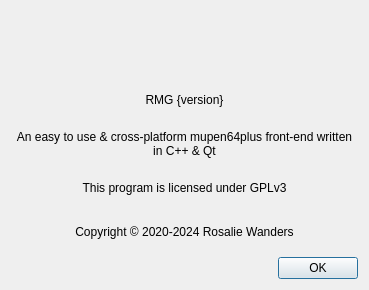
Qt form Source/RMG/UserInterface/Dialog/AboutDialog.ui (Rosalie241/RMG) before a commit.
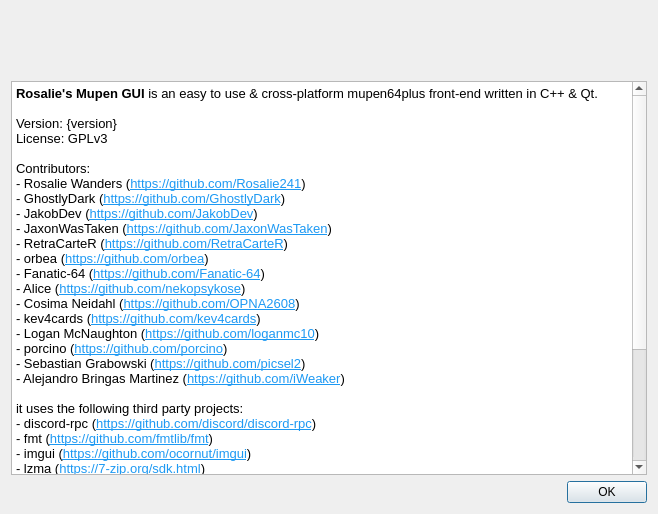
The same form after that commit. Icons and pictures are not drawn.

Commit message: RMG: improve AboutDialog

The edit to the form file:
```diff
--- a/Source/RMG/UserInterface/Dialog/AboutDialog.ui
+++ b/Source/RMG/UserInterface/Dialog/AboutDialog.ui
@@ -6,8 +6,8 @@
    <rect>
     <x>0</x>
     <y>0</y>
-    <width>369</width>
-    <height>290</height>
+    <width>658</width>
+    <height>514</height>
    </rect>
   </property>
   <property name="sizePolicy">
@@ -20,9 +20,6 @@
    <string>About RMG</string>
   </property>
   <layout class="QVBoxLayout" name="verticalLayout">
-   <property name="sizeConstraint">
-    <enum>QLayout::SetDefaultConstraint</enum>
-   </property>
    <item>
     <layout class="QHBoxLayout" name="horizontalLayout">
      <item>
@@ -56,51 +53,58 @@
     </layout>
    </item>
    <item>
-    <widget class="QLabel" name="versionLabel">
-     <property name="text">
-      <string notr="true">RMG {version}</string>
+    <widget class="QTextBrowser" name="textBrowser">
+     <property name="html">
+      <string>&lt;!DOCTYPE HTML PUBLIC &quot;-//W3C//DTD HTML 4.0//EN&quot; &quot;http://www.w3.org/TR/REC-html40/strict.dtd&quot;&gt;
+&lt;html&gt;&lt;head&gt;&lt;meta name=&quot;qrichtext&quot; content=&quot;1&quot; /&gt;&lt;meta charset=&quot;utf-8&quot; /&gt;&lt;style type=&quot;text/css&quot;&gt;
+p, li { white-space: pre-wrap; }
+hr { height: 1px; border-width: 0; }
+li.unchecked::marker { content: &quot;\2610&quot;; }
+li.checked::marker { content: &quot;\2612&quot;; }
+&lt;/style&gt;&lt;/head&gt;&lt;body style=&quot; font-family:'Noto Sans'; font-size:10pt; font-weight:400; font-style:normal;&quot;&gt;
+&lt;p style=&quot; margin-top:0px; margin-bottom:0px; margin-left:0px; margin-right:0px; -qt-block-indent:0; text-indent:0px;&quot;&gt;&lt;span style=&quot; font-weight:700;&quot;&gt;Rosalie's Mupen GUI &lt;/span&gt;is an easy to use &amp;amp; cross-platform mupen64plus front-end written in C++ &amp;amp; Qt.&lt;/p&gt;
+&lt;p style=&quot;-qt-paragraph-type:empty; margin-top:0px; margin-bottom:0px; margin-left:0px; margin-right:0px; -qt-block-indent:0; text-indent:0px;&quot;&gt;&lt;br /&gt;&lt;/p&gt;
+&lt;p style=&quot; margin-top:0px; margin-bottom:0px; margin-left:0px; margin-right:0px; -qt-block-indent:0; text-indent:0px;&quot;&gt;Version: {version}&lt;/p&gt;
+&lt;p style=&quot; margin-top:0px; margin-bottom:0px; margin-left:0px; margin-right:0px; -qt-block-indent:0; text-indent:0px;&quot;&gt;License: GPLv3&lt;/p&gt;
+&lt;p style=&quot;-qt-paragraph-type:empty; margin-top:0px; margin-bottom:0px; margin-left:0px; margin-right:0px; -qt-block-indent:0; text-indent:0px;&quot;&gt;&lt;br /&gt;&lt;/p&gt;
+&lt;p style=&quot; margin-top:0px; margin-bottom:0px; margin-left:0px; margin-right:0px; -qt-block-indent:0; text-indent:0px;&quot;&gt;Contributors:&lt;/p&gt;
+&lt;p style=&quot; margin-top:0px; margin-bottom:0px; margin-left:0px; margin-right:0px; -qt-block-indent:0; text-indent:0px;&quot;&gt;- Rosalie Wanders (&lt;a href=&quot;https://github.com/Rosalie241&quot;&gt;&lt;span style=&quot; text-decoration: underline; color:#1d99f3;&quot;&gt;https://github.com/Rosalie241&lt;/span&gt;&lt;/a&gt;)&lt;/p&gt;
+&lt;p style=&quot; margin-top:0px; margin-bottom:0px; margin-left:0px; margin-right:0px; -qt-block-indent:0; text-indent:0px;&quot;&gt;- GhostlyDark (&lt;a href=&quot;https://github.com/GhostlyDark&quot;&gt;&lt;span style=&quot; text-decoration: underline; color:#1d99f3;&quot;&gt;https://github.com/GhostlyDark&lt;/span&gt;&lt;/a&gt;)&lt;/p&gt;
+&lt;p style=&quot; margin-top:0px; margin-bottom:0px; margin-left:0px; margin-right:0px; -qt-block-indent:0; text-indent:0px;&quot;&gt;- JakobDev (&lt;a href=&quot;https://github.com/JakobDev&quot;&gt;&lt;span style=&quot; text-decoration: underline; color:#1d99f3;&quot;&gt;https://github.com/JakobDev&lt;/span&gt;&lt;/a&gt;)&lt;/p&gt;
+&lt;p style=&quot; margin-top:0px; margin-bottom:0px; margin-left:0px; margin-right:0px; -qt-block-indent:0; text-indent:0px;&quot;&gt;- JaxonWasTaken (&lt;a href=&quot;https://github.com/JaxonWasTaken&quot;&gt;&lt;span style=&quot; text-decoration: underline; color:#1d99f3;&quot;&gt;https://github.com/JaxonWasTaken&lt;/span&gt;&lt;/a&gt;)&lt;/p&gt;
+&lt;p style=&quot; margin-top:0px; margin-bottom:0px; margin-left:0px; margin-right:0px; -qt-block-indent:0; text-indent:0px;&quot;&gt;- RetraCarteR (&lt;a href=&quot;https://github.com/RetraCarteR&quot;&gt;&lt;span style=&quot; text-decoration: underline; color:#1d99f3;&quot;&gt;https://github.com/RetraCarteR&lt;/span&gt;&lt;/a&gt;)&lt;/p&gt;
+&lt;p style=&quot; margin-top:0px; margin-bottom:0px; margin-left:0px; margin-right:0px; -qt-block-indent:0; text-indent:0px;&quot;&gt;- orbea (&lt;a href=&quot;https://github.com/orbea&quot;&gt;&lt;span style=&quot; text-decoration: underline; color:#1d99f3;&quot;&gt;https://github.com/orbea&lt;/span&gt;&lt;/a&gt;)&lt;/p&gt;
+&lt;p style=&quot; margin-top:0px; margin-bottom:0px; margin-left:0px; margin-right:0px; -qt-block-indent:0; text-indent:0px;&quot;&gt;- Fanatic-64 (&lt;a href=&quot;https://github.com/Fanatic-64&quot;&gt;&lt;span style=&quot; text-decoration: underline; color:#1d99f3;&quot;&gt;https://github.com/Fanatic-64&lt;/span&gt;&lt;/a&gt;)&lt;/p&gt;
+&lt;p style=&quot; margin-top:0px; margin-bottom:0px; margin-left:0px; margin-right:0px; -qt-block-indent:0; text-indent:0px;&quot;&gt;- Alice (&lt;a href=&quot;https://github.com/nekopsykose&quot;&gt;&lt;span style=&quot; text-decoration: underline; color:#1d99f3;&quot;&gt;https://github.com/nekopsykose&lt;/span&gt;&lt;/a&gt;)&lt;/p&gt;
+&lt;p style=&quot; margin-top:0px; margin-bottom:0px; margin-left:0px; margin-right:0px; -qt-block-indent:0; text-indent:0px;&quot;&gt;- Cosima Neidahl (&lt;a href=&quot;https://github.com/OPNA2608&quot;&gt;&lt;span style=&quot; text-decoration: underline; color:#1d99f3;&quot;&gt;https://github.com/OPNA2608&lt;/span&gt;&lt;/a&gt;)&lt;/p&gt;
+&lt;p style=&quot; margin-top:0px; margin-bottom:0px; margin-left:0px; margin-right:0px; -qt-block-indent:0; text-indent:0px;&quot;&gt;- kev4cards (&lt;a href=&quot;https://github.com/kev4cards&quot;&gt;&lt;span style=&quot; text-decoration: underline; color:#1d99f3;&quot;&gt;https://github.com/kev4cards&lt;/span&gt;&lt;/a&gt;)&lt;/p&gt;
+&lt;p style=&quot; margin-top:0px; margin-bottom:0px; margin-left:0px; margin-right:0px; -qt-block-indent:0; text-indent:0px;&quot;&gt;- Logan McNaughton (&lt;a href=&quot;https://github.com/loganmc10&quot;&gt;&lt;span style=&quot; text-decoration: underline; color:#1d99f3;&quot;&gt;https://github.com/loganmc10&lt;/span&gt;&lt;/a&gt;)&lt;/p&gt;
+&lt;p style=&quot; margin-top:0px; margin-bottom:0px; margin-left:0px; margin-right:0px; -qt-block-indent:0; text-indent:0px;&quot;&gt;- porcino (&lt;a href=&quot;https://github.com/porcino&quot;&gt;&lt;span style=&quot; text-decoration: underline; color:#1d99f3;&quot;&gt;https://github.com/porcino&lt;/span&gt;&lt;/a&gt;)&lt;/p&gt;
+&lt;p style=&quot; margin-top:0px; margin-bottom:0px; margin-left:0px; margin-right:0px; -qt-block-indent:0; text-indent:0px;&quot;&gt;- Sebastian Grabowski (&lt;a href=&quot;https://github.com/picsel2&quot;&gt;&lt;span style=&quot; text-decoration: underline; color:#1d99f3;&quot;&gt;https://github.com/picsel2&lt;/span&gt;&lt;/a&gt;)&lt;/p&gt;
+&lt;p style=&quot; margin-top:0px; margin-bottom:0px; margin-left:0px; margin-right:0px; -qt-block-indent:0; text-indent:0px;&quot;&gt;- Alejandro Bringas Martinez (&lt;a href=&quot;https://github.com/iWeaker&quot;&gt;&lt;span style=&quot; text-decoration: underline; color:#1d99f3;&quot;&gt;https://github.com/iWeaker&lt;/span&gt;&lt;/a&gt;)&lt;/p&gt;
+&lt;p style=&quot;-qt-paragraph-type:empty; margin-top:0px; margin-bottom:0px; margin-left:0px; margin-right:0px; -qt-block-indent:0; text-indent:0px;&quot;&gt;&lt;br /&gt;&lt;/p&gt;
+&lt;p style=&quot; margin-top:0px; margin-bottom:0px; margin-left:0px; margin-right:0px; -qt-block-indent:0; text-indent:0px;&quot;&gt;it uses the following third party projects:&lt;/p&gt;
+&lt;p style=&quot; margin-top:0px; margin-bottom:0px; margin-left:0px; margin-right:0px; -qt-block-indent:0; text-indent:0px;&quot;&gt;- discord-rpc (&lt;a href=&quot;https://github.com/discord/discord-rpc&quot;&gt;&lt;span style=&quot; text-decoration: underline; color:#1d99f3;&quot;&gt;https://github.com/discord/discord-rpc&lt;/span&gt;&lt;/a&gt;)&lt;/p&gt;
+&lt;p style=&quot; margin-top:0px; margin-bottom:0px; margin-left:0px; margin-right:0px; -qt-block-indent:0; text-indent:0px;&quot;&gt;- fmt (&lt;a href=&quot;https://github.com/fmtlib/fmt&quot;&gt;&lt;span style=&quot; text-decoration: underline; color:#1d99f3;&quot;&gt;https://github.com/fmtlib/fmt&lt;/span&gt;&lt;/a&gt;)&lt;/p&gt;
+&lt;p style=&quot; margin-top:0px; margin-bottom:0px; margin-left:0px; margin-right:0px; -qt-block-indent:0; text-indent:0px;&quot;&gt;- imgui (&lt;a href=&quot;https://github.com/ocornut/imgui&quot;&gt;&lt;span style=&quot; text-decoration: underline; color:#1d99f3;&quot;&gt;https://github.com/ocornut/imgui&lt;/span&gt;&lt;/a&gt;)&lt;/p&gt;
+&lt;p style=&quot; margin-top:0px; margin-bottom:0px; margin-left:0px; margin-right:0px; -qt-block-indent:0; text-indent:0px;&quot;&gt;- lzma (&lt;a href=&quot;https://7-zip.org/sdk.html&quot;&gt;&lt;span style=&quot; text-decoration: underline; color:#1d99f3;&quot;&gt;https://7-zip.org/sdk.html&lt;/span&gt;&lt;/a&gt;)&lt;/p&gt;
+&lt;p style=&quot;-qt-paragraph-type:empty; margin-top:0px; margin-bottom:0px; margin-left:0px; margin-right:0px; -qt-block-indent:0; text-indent:0px;&quot;&gt;&lt;br /&gt;&lt;/p&gt;
+&lt;p style=&quot; margin-top:0px; margin-bottom:0px; margin-left:0px; margin-right:0px; -qt-block-indent:0; text-indent:0px;&quot;&gt;It includes the following third party projects:&lt;/p&gt;
+&lt;p style=&quot; margin-top:0px; margin-bottom:0px; margin-left:0px; margin-right:0px; -qt-block-indent:0; text-indent:0px;&quot;&gt;- mupen64plus-core (&lt;a href=&quot;https://github.com/mupen64plus&quot;&gt;&lt;span style=&quot; text-decoration: underline; color:#1d99f3;&quot;&gt;https://github.com/mupen64plus&lt;/span&gt;&lt;/a&gt;)&lt;/p&gt;
+&lt;p style=&quot; margin-top:0px; margin-bottom:0px; margin-left:0px; margin-right:0px; -qt-block-indent:0; text-indent:0px;&quot;&gt;- mupen64plus-input-gca (&lt;a href=&quot;https://github.com/amatho/mupen64plus-input-gca&quot;&gt;&lt;span style=&quot; text-decoration: underline; color:#1d99f3;&quot;&gt;https://github.com/amatho/mupen64plus-input-gca&lt;/span&gt;&lt;/a&gt;)&lt;/p&gt;
+&lt;p style=&quot; margin-top:0px; margin-bottom:0px; margin-left:0px; margin-right:0px; -qt-block-indent:0; text-indent:0px;&quot;&gt;- mupen64plus-input-raphnetraw (&lt;a href=&quot;https://github.com/raphnet/mupen64plus-input-raphnetraw&quot;&gt;&lt;span style=&quot; text-decoration: underline; color:#1d99f3;&quot;&gt;https://github.com/raphnet/mupen64plus-input-raphnetraw&lt;/span&gt;&lt;/a&gt;)&lt;/p&gt;
+&lt;p style=&quot; margin-top:0px; margin-bottom:0px; margin-left:0px; margin-right:0px; -qt-block-indent:0; text-indent:0px;&quot;&gt;- mupen64plus-rsp-cxd4 (&lt;a href=&quot;https://github.com/mupen64plus/mupen64plus-rsp-cxd4&quot;&gt;&lt;span style=&quot; text-decoration: underline; color:#1d99f3;&quot;&gt;https://github.com/mupen64plus/mupen64plus-rsp-cxd4&lt;/span&gt;&lt;/a&gt;)&lt;/p&gt;
+&lt;p style=&quot; margin-top:0px; margin-bottom:0px; margin-left:0px; margin-right:0px; -qt-block-indent:0; text-indent:0px;&quot;&gt;- mupen64plus-rsp-hle (&lt;a href=&quot;https://github.com/mupen64plus/mupen64plus-rsp-hle)&quot;&gt;&lt;span style=&quot; text-decoration: underline; color:#1d99f3;&quot;&gt;https://github.com/mupen64plus/mupen64plus-rsp-hle&lt;/span&gt;&lt;/a&gt;)&lt;/p&gt;
+&lt;p style=&quot; margin-top:0px; margin-bottom:0px; margin-left:0px; margin-right:0px; -qt-block-indent:0; text-indent:0px;&quot;&gt;- mupen64plus-rsp-parallel (&lt;a href=&quot;https://github.com/libretro/parallel-rsp&quot;&gt;&lt;span style=&quot; text-decoration: underline; color:#1d99f3;&quot;&gt;https://github.com/libretro/parallel-rsp&lt;/span&gt;&lt;/a&gt;)&lt;/p&gt;
+&lt;p style=&quot; margin-top:0px; margin-bottom:0px; margin-left:0px; margin-right:0px; -qt-block-indent:0; text-indent:0px;&quot;&gt;- mupen64plus-video-angrylion-plus (&lt;a href=&quot;https://github.com/ata4/angrylion-rdp-plus&quot;&gt;&lt;span style=&quot; text-decoration: underline; color:#1d99f3;&quot;&gt;https://github.com/ata4/angrylion-rdp-plus&lt;/span&gt;&lt;/a&gt;)&lt;/p&gt;
+&lt;p style=&quot; margin-top:0px; margin-bottom:0px; margin-left:0px; margin-right:0px; -qt-block-indent:0; text-indent:0px;&quot;&gt;- mupen64plus-video-GLideN64 (&lt;a href=&quot;https://github.com/gonetz/GLideN64&quot;&gt;&lt;span style=&quot; text-decoration: underline; color:#1d99f3;&quot;&gt;https://github.com/gonetz/GLideN64&lt;/span&gt;&lt;/a&gt;)&lt;/p&gt;
+&lt;p style=&quot; margin-top:0px; margin-bottom:0px; margin-left:0px; margin-right:0px; -qt-block-indent:0; text-indent:0px;&quot;&gt;- mupen64plus-video-parallel (&lt;a href=&quot;https://github.com/Themaister/parallel-rdp-standalone&quot;&gt;&lt;span style=&quot; text-decoration: underline; color:#1d99f3;&quot;&gt;https://github.com/Themaister/parallel-rdp-standalone&lt;/span&gt;&lt;/a&gt;)&lt;/p&gt;&lt;/body&gt;&lt;/html&gt;</string>
      </property>
-     <property name="alignment">
-      <set>Qt::AlignCenter</set>
-     </property>
-    </widget>
-   </item>
-   <item>
-    <widget class="QLabel" name="label_2">
-     <property name="text">
-      <string>An easy to use &amp; cross-platform mupen64plus front-end written in C++ &amp; Qt</string>
-     </property>
-     <property name="alignment">
-      <set>Qt::AlignCenter</set>
-     </property>
-     <property name="wordWrap">
+     <property name="openExternalLinks">
       <bool>true</bool>
      </property>
     </widget>
    </item>
-   <item>
-    <widget class="QLabel" name="label_3">
-     <property name="text">
-      <string>This program is licensed under GPLv3</string>
-     </property>
-     <property name="alignment">
-      <set>Qt::AlignCenter</set>
-     </property>
-     <property name="wordWrap">
-      <bool>true</bool>
-     </property>
-    </widget>
-   </item>
-   <item>
-    <widget class="QLabel" name="label_4">
-     <property name="text">
-      <string>Copyright © 2020-2024 Rosalie Wanders</string>
-     </property>
-     <property name="alignment">
-      <set>Qt::AlignCenter</set>
-     </property>
-    </widget>
-   </item>
    <item>
     <widget class="QDialogButtonBox" name="buttonBox">
      <property name="standardButtons">
```
Left out of the diff: 4 changed lines with no effect on the pictures. The commit also changes 1 other file.
